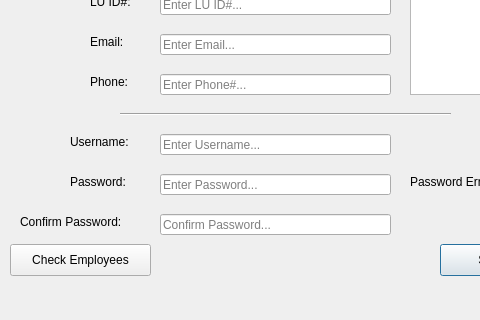
The window that LAWRENTIAN/LuD/registrationwindow.ui (pyridine/LAWRENTIAN) describes before a commit, drawn with Qt 5; both pictures show x 0 to 480 and y 83 to 403 of the 569 by 403 pixel window.
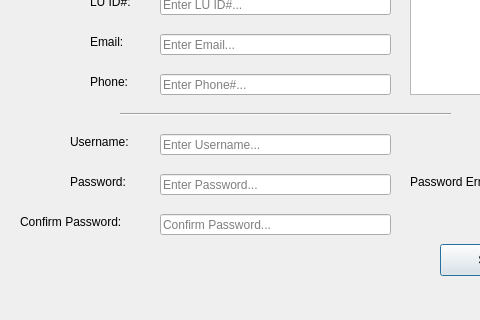
The same window after the commit.

What changed in the file:
```diff
--- a/LAWRENTIAN/LuD/registrationwindow.ui
+++ b/LAWRENTIAN/LuD/registrationwindow.ui
@@ -260,19 +260,6 @@
      <string>Password Error</string>
     </property>
    </widget>
-   <widget class="QPushButton" name="pushButton">
-    <property name="geometry">
-     <rect>
-      <x>10</x>
-      <y>310</y>
-      <width>141</width>
-      <height>32</height>
-     </rect>
-    </property>
-    <property name="text">
-     <string>Check Employees</string>
-    </property>
-   </widget>
   </widget>
   <widget class="QMenuBar" name="menuBar">
    <property name="geometry">
```
Left out of the diff: 2 changed lines with no effect on the pictures.
